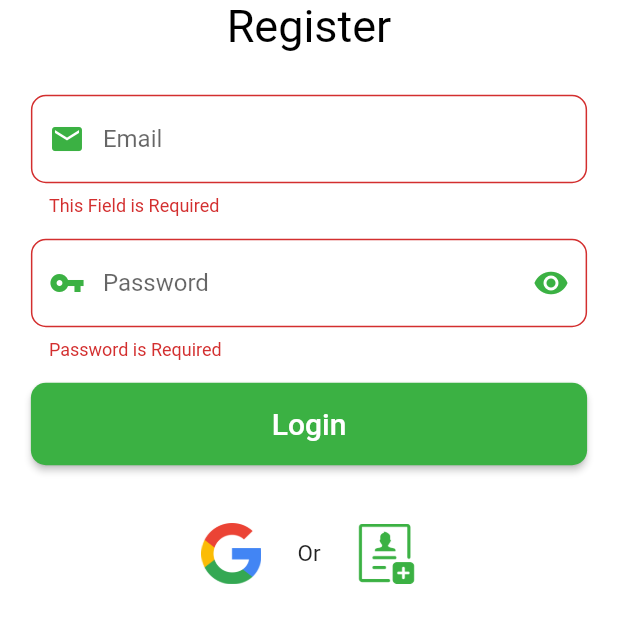
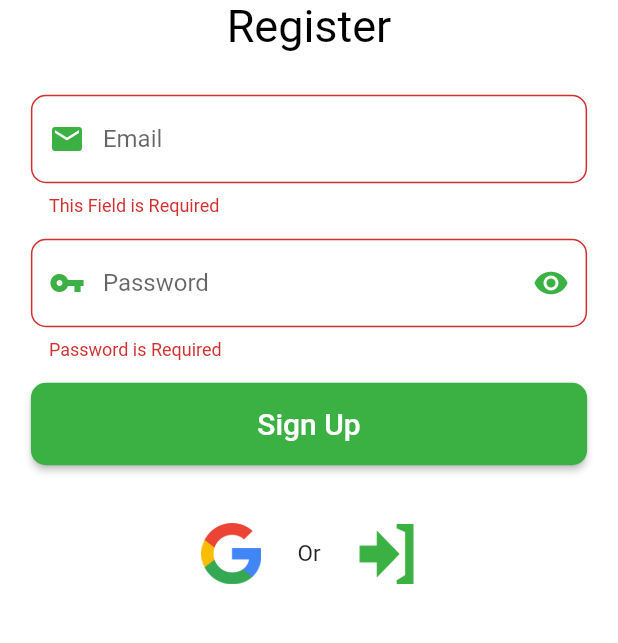
Before and after one commit to Meet-Turakhia/Makeat, a Flutter app: the SignUp screen opened directly, on a phone screen of 412 x 824 dp, the part 443-1086 px from its top. Run offline on Flutter 3.47's test engine with Material 2 defaults, Android fonts, the phone set to English and light mode, and no system bars; our stand-ins replace firebase_auth, form_field_validator, google_fonts, splashscreen; accounts and stored records are empty; Roboto replaces fonts that are missing (Ubuntu).

Commit message:
finalising sign up page

```diff
--- a/lib/pages/signup.dart
+++ b/lib/pages/signup.dart
@@ -137,7 +137,7 @@ class _SignUpState extends State<SignUp> {
                           ),
                         ),
                         child: Text(
-                          "Login",
+                          "Sign Up",
                           style: GoogleFonts.ubuntu(
                             fontSize: 20,
                           ),
@@ -172,7 +172,7 @@ class _SignUpState extends State<SignUp> {
                           MaterialPageRoute(builder: (context) => LogIn(),),);
                     },
                     child: Image(
-                      image: AssetImage('assets/icons/signupicon.png'),
+                      image: AssetImage('assets/icons/loginicon.png'),
                       width: 40,
                     ),
                   ),
```
Also changed, not shown: assets/icons/loginicon.png (added).
